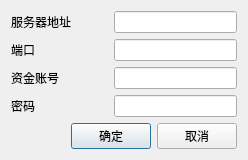
Before: the Qt Designer form easytrader/login.ui in unit-xx/xfiles, drawn with Qt 5.
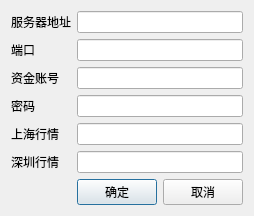
After: the same form once the commit is applied.

Diff of the .ui file:
```diff
--- a/easytrader/login.ui
+++ b/easytrader/login.ui
@@ -6,8 +6,8 @@
    <rect>
     <x>0</x>
     <y>0</y>
-    <width>242</width>
-    <height>147</height>
+    <width>240</width>
+    <height>197</height>
    </rect>
   </property>
   <property name="sizePolicy">
@@ -23,44 +23,44 @@
    <bool>false</bool>
   </property>
   <layout class="QGridLayout" name="gridLayout">
-   <item row="0" column="0" colspan="2">
+   <item row="0" column="0">
     <widget class="QLabel" name="label">
      <property name="text">
       <string>服务器地址</string>
      </property>
     </widget>
    </item>
-   <item row="0" column="2" colspan="2">
+   <item row="0" column="1" colspan="2">
     <widget class="QLineEdit" name="servaddr"/>
    </item>
-   <item row="1" column="0" colspan="2">
+   <item row="1" column="0">
     <widget class="QLabel" name="label_2">
      <property name="text">
       <string>端口</string>
      </property>
     </widget>
    </item>
-   <item row="1" column="2" colspan="2">
+   <item row="1" column="1" colspan="2">
     <widget class="QLineEdit" name="servport"/>
    </item>
-   <item row="2" column="0" colspan="2">
+   <item row="2" column="0">
     <widget class="QLabel" name="label_3">
      <property name="text">
       <string>资金账号</string>
      </property>
     </widget>
    </item>
-   <item row="2" column="2" colspan="2">
+   <item row="2" column="1" colspan="2">
     <widget class="QLineEdit" name="account"/>
    </item>
-   <item row="3" column="0" colspan="2">
+   <item row="3" column="0">
     <widget class="QLabel" name="label_4">
      <property name="text">
       <string>密码</string>
      </property>
     </widget>
    </item>
-   <item row="3" column="2" colspan="2">
+   <item row="3" column="1" colspan="2">
     <widget class="QLineEdit" name="passwd">
      <property name="echoMode">
       <enum>QLineEdit::Password</enum>
@@ -68,6 +68,34 @@
     </widget>
    </item>
    <item row="4" column="0">
+    <widget class="QLabel" name="label_5">
+     <property name="text">
+      <string>上海行情</string>
+     </property>
+    </widget>
+   </item>
+   <item row="4" column="1" colspan="2">
+    <widget class="QLineEdit" name="shdbfn">
+     <property name="echoMode">
+      <enum>QLineEdit::Normal</enum>
+     </property>
+    </widget>
+   </item>
+   <item row="5" column="0">
+    <widget class="QLabel" name="label_6">
+     <property name="text">
+      <string>深圳行情</string>
+     </property>
+    </widget>
+   </item>
+   <item row="5" column="1" colspan="2">
+    <widget class="QLineEdit" name="szdbfn">
+     <property name="echoMode">
+      <enum>QLineEdit::Normal</enum>
+     </property>
+    </widget>
+   </item>
+   <item row="6" column="0">
     <spacer name="horizontalSpacer">
      <property name="orientation">
       <enum>Qt::Horizontal</enum>
@@ -80,14 +108,14 @@
      </property>
     </spacer>
    </item>
-   <item row="4" column="1" colspan="2">
+   <item row="6" column="1">
     <widget class="QPushButton" name="ok">
      <property name="text">
       <string>确定</string>
      </property>
     </widget>
    </item>
-   <item row="4" column="3">
+   <item row="6" column="2">
     <widget class="QPushButton" name="cancel">
      <property name="text">
       <string>取消</string>
```
